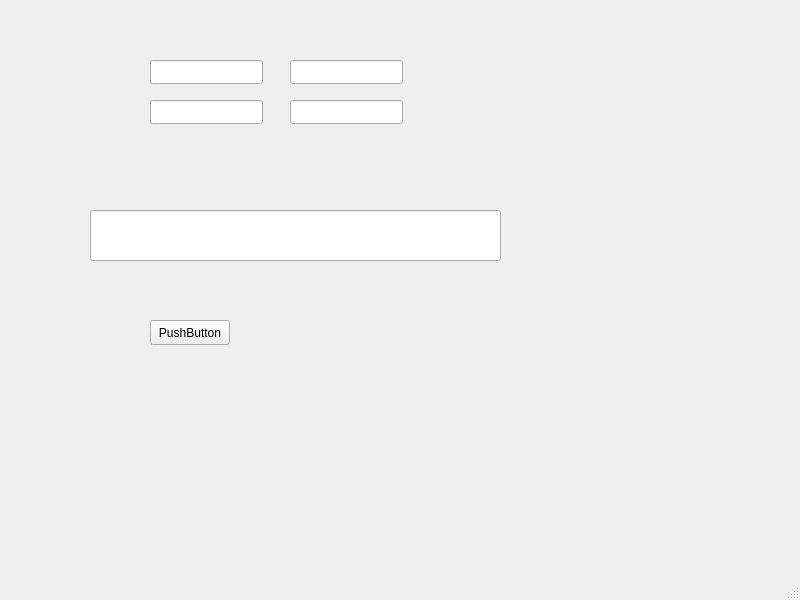
First picture: the form in mainwindow.ui, repository DudkaGame/My_calculator, before the edit.
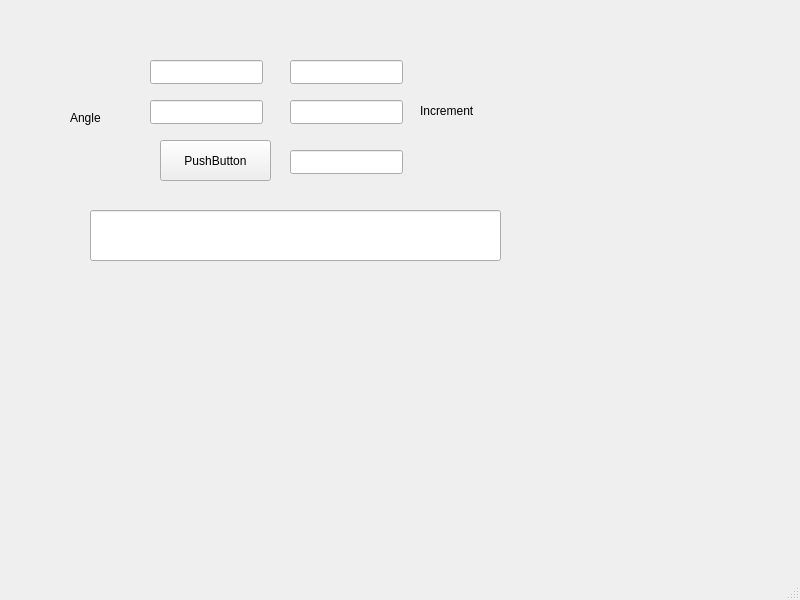
Second picture: the form after the edit.

Commit message: формула, учитывающие четверти

The edit to the form file:
```diff
--- a/mainwindow.ui
+++ b/mainwindow.ui
@@ -17,10 +17,10 @@
    <widget class="QPushButton" name="Calculate_button">
     <property name="geometry">
      <rect>
-      <x>150</x>
-      <y>320</y>
-      <width>80</width>
-      <height>25</height>
+      <x>160</x>
+      <y>140</y>
+      <width>111</width>
+      <height>41</height>
      </rect>
     </property>
     <property name="text">
@@ -77,6 +77,42 @@
      </rect>
     </property>
    </widget>
+   <widget class="QLineEdit" name="scale">
+    <property name="geometry">
+     <rect>
+      <x>290</x>
+      <y>150</y>
+      <width>113</width>
+      <height>24</height>
+     </rect>
+    </property>
+   </widget>
+   <widget class="QLabel" name="label">
+    <property name="geometry">
+     <rect>
+      <x>70</x>
+      <y>110</y>
+      <width>55</width>
+      <height>16</height>
+     </rect>
+    </property>
+    <property name="text">
+     <string>Angle</string>
+    </property>
+   </widget>
+   <widget class="QLabel" name="label_2">
+    <property name="geometry">
+     <rect>
+      <x>420</x>
+      <y>100</y>
+      <width>91</width>
+      <height>21</height>
+     </rect>
+    </property>
+    <property name="text">
+     <string>Increment</string>
+    </property>
+   </widget>
   </widget>
   <widget class="QMenuBar" name="menubar">
    <property name="geometry">
```
Left out of the diff: 3 changed lines with no effect on the pictures. The commit also changes 1 other file.
